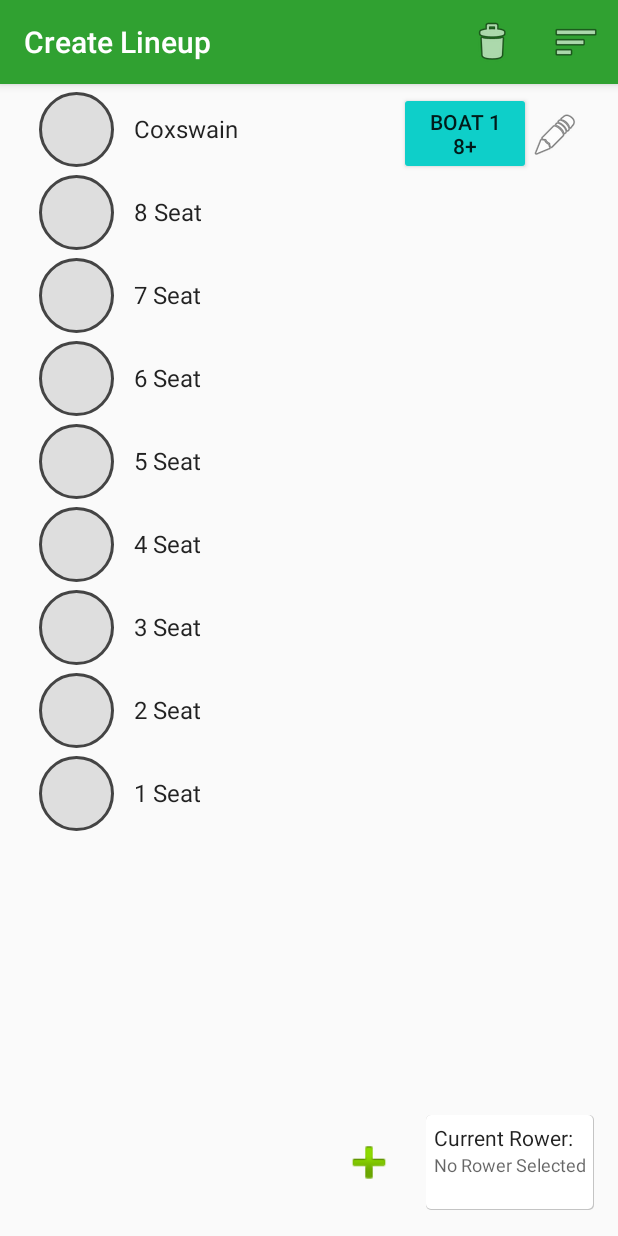
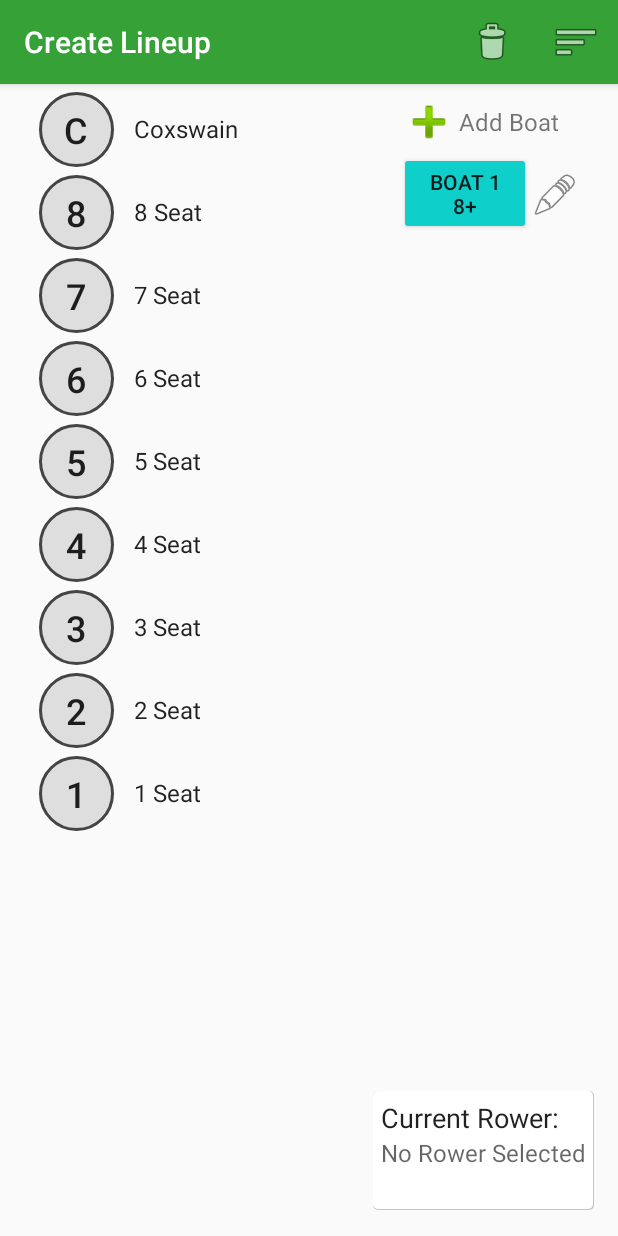
Before and after one commit to ginagr/ThePerfectLineup3.0, an Android app: the LineupActivity screen opened directly, with no data from a screen before it, on a phone screen of 412 x 824 dp. Run offline under Robolectric (Android 15) with nearby library versions, the phone set to English and light mode, and no system bars.

Commit message:
change UI

```diff
--- a/app/src/main/AndroidManifest.xml
+++ b/app/src/main/AndroidManifest.xml
@@ -32,7 +32,6 @@
                   android:label="The Perfect Lineup">
             <intent-filter>
                 <action android:name="android.intent.action.MAIN" />
-
                 <category android:name="android.intent.category.LAUNCHER" />
             </intent-filter>
         </activity>
--- a/app/src/main/java/ggr/tpl7/BoatFragment.java
+++ b/app/src/main/java/ggr/tpl7/BoatFragment.java
@@ -53,6 +53,7 @@ import ggr.tpl7.model.BoatSize;
 public class BoatFragment extends Fragment implements View.OnClickListener, AdapterView.OnItemSelectedListener {
 
     private static final String ARG_BOAT_ID = "boat_id";
+    private static final String EXTRA_CURRENT_BOAT = "ggr.tpl17.current_boat";
 
     private Boat boat;
 
@@ -168,6 +169,7 @@ public class BoatFragment extends Fragment implements View.OnClickListener, Adap
         switch (item.getItemId()) {
             case R.id.save_to_boats:
                 Intent intent = new Intent(getActivity(), LineupActivity.class);
+               // intent.putExtra(EXTRA_CURRENT_BOAT, boat.getId());
                 startActivity(intent);
                 return true;
             default:
--- a/app/src/main/java/ggr/tpl7/BoatListFragment.java
+++ b/app/src/main/java/ggr/tpl7/BoatListFragment.java
@@ -16,6 +16,7 @@ import android.widget.ImageView;
 
 import java.text.ParseException;
 import java.util.List;
+import java.util.UUID;
 
 import ggr.tpl7.model.AthleteLab;
 import ggr.tpl7.model.Boat;
@@ -23,18 +24,18 @@ import ggr.tpl7.model.BoatLab;
 
 public class BoatListFragment extends Fragment{
 
-    private static final String EXTRA_PORTS = "ggr.tpl17.ports";
-    private static final String EXTRA_STARBOARDS = "ggr.tpl17.starboards";
-    private static final String EXTRA_COXS = "ggr.tpl17.coxs";
+    private static final String EXTRA_ATHLETE_ID = "ggr.tpl17.athlete_id";
 
     private static final String EXTRA_BOAT_ID = "ggr.tpl17.current_boat";
 
     private RecyclerView boatRecyclerView;
     private BoatAdapter adapter;
+    private UUID athleteId;
 
     @Override
     public void onCreate(Bundle savedInstanceState) {
         super.onCreate(savedInstanceState);
+        athleteId = (UUID) getActivity().getIntent().getSerializableExtra(EXTRA_ATHLETE_ID);
     }
 
     @Override
@@ -44,7 +45,6 @@ public class BoatListFragment extends Fragment{
         boatRecyclerView = (RecyclerView) view
                 .findViewById(R.id.boat_recycler_view);
         boatRecyclerView.setLayoutManager(new LinearLayoutManager(getActivity()));
-
 
 
         try {
@@ -121,6 +121,9 @@ public class BoatListFragment extends Fragment{
                     BoatLab.get(getActivity()).changeCurrentBoat(boat);
                     i = new Intent(getActivity(), LineupActivity.class);
                     i.putExtra(EXTRA_BOAT_ID, boat.getId());
+                    if(athleteId != null) {
+                        i.putExtra(EXTRA_ATHLETE_ID, athleteId);
+                    }
                     Log.e("BoatListFragment", "Switching to boat with id: " + boat.getId() + "   " + boat.getName());
                     startActivity(i);
                     break;
--- a/app/src/main/java/ggr/tpl7/LineupActivity.java
+++ b/app/src/main/java/ggr/tpl7/LineupActivity.java
@@ -77,6 +77,13 @@ public class LineupActivity extends AppCompatActivity implements View.OnClickLis
             if(allBoats != null && !allBoats.isEmpty()){
                 currentBoat = allBoats.get(0);
                 currentBoatId = currentBoat.getId();
+                currentBoat.setCurrent(true);
+                BoatLab.get(this).updateBoat(currentBoat);
+                for(int i = 1; i < allBoats.size(); i++){
+                    //make sure there are not multiple current boats
+                    allBoats.get(i).setCurrent(false);
+                    BoatLab.get(this).updateBoat(allBoats.get(i));
+                }
                 setUp();
             } else {
                 //temp boat made that is an eight
@@ -143,12 +150,10 @@ public class LineupActivity extends AppCompatActivity implements View.OnClickLis
                 String text = i + " Seat";
                 texts[i].setText(text);
                 texts[i].setTypeface(null, Typeface.NORMAL);
-                lineupButtons[i].setText(" ");
             }
             if(currentBoat.isCox()){
                 texts[0].setText(Position.COXSWAIN.toString());
                 texts[0].setTypeface(null, Typeface.NORMAL);
-                lineupButtons[0].setText(" ");
             }
         } else { //at least one rower in boat
             for(int i = 0; i < athletesInBoat.size(); i++){
@@ -156,7 +161,6 @@ public class LineupActivity extends AppCompatActivity implements View.OnClickLis
                 int seat = tempAthlete.getSeat();
                 texts[seat].setText(getAthleteName(tempAthlete));
                 texts[seat].setTypeface(null, Typeface.BOLD);
-                lineupButtons[seat].setText(getAthleteName(tempAthlete).charAt(0) + "");
                 //boatButtons[seat].setBackground(); TODO: figure out drawable
             }
         }
@@ -303,11 +307,9 @@ public class LineupActivity extends AppCompatActivity implements View.OnClickLis
             text = i + " Seat";
             texts[i].setText(text);
             texts[i].setTypeface(null, Typeface.NORMAL);
-            lineupButtons[i].setText(" ");
         }
         if(currentBoat.isCox()) {
             texts[0].setTypeface(null, Typeface.NORMAL);
-            lineupButtons[0].setText(" ");
             text = "Coxswain";
             texts[0].setText(text);
         }
@@ -406,12 +408,13 @@ public class LineupActivity extends AppCompatActivity implements View.OnClickLis
     public boolean onOptionsItemSelected(MenuItem item) {
         switch (item.getItemId()) {
             case R.id.menu_item_goto_roster:
+                Log.e("LineupActivity", "Going back to roster");
                 Intent i = new Intent(this, AthleteListActivity.class);
                 i.putExtra(EXTRA_CURRENT_BOAT, currentBoatId);
                 startActivity(i);
                 return true;
+
             case R.id.clear_lineup:
-                final AthleteLab athleteLab = AthleteLab.get(this);
                 AlertDialog.Builder alertDialogBuilder = new AlertDialog.Builder(this);
                 alertDialogBuilder.setMessage("Are you sure you want to clear this lineup?");
                 alertDialogBuilder.setPositiveButton("Yes",
--- a/app/src/main/res/layout/activity_lineup.xml
+++ b/app/src/main/res/layout/activity_lineup.xml
@@ -31,77 +31,87 @@
             android:layout_height="50dp"
             android:layout_marginBottom="5dp"
             android:background="@drawable/circle_empty"
-            android:textSize="24sp"/>
+            android:text="C"
+            android:textSize="24sp"
+            />
+
         <Button
             android:id="@+id/lineup_8_image_button_view"
-            android:text=""
             android:layout_width="50dp"
             android:layout_height="50dp"
+            android:layout_marginBottom="5dp"
             android:background="@drawable/circle_empty"
-            android:layout_marginBottom="5dp"
+            android:text="8"
             android:textSize="24sp"
             />
+
         <Button
             android:id="@+id/lineup_7_image_button_view"
-            android:text=""
             android:layout_width="50dp"
             android:layout_height="50dp"
+            android:layout_marginBottom="5dp"
             android:background="@drawable/circle_empty"
-            android:layout_marginBottom="5dp"
+            android:text="7"
             android:textSize="24sp"
             />
+
         <Button
             android:id="@+id/lineup_6_image_button_view"
-            android:text=""
             android:layout_width="50dp"
             android:layout_height="50dp"
+            android:layout_marginBottom="5dp"
             android:background="@drawable/circle_empty"
-            android:layout_marginBottom="5dp"
+            android:text="6"
             android:textSize="24sp"
             />
+
         <Button
             android:id="@+id/lineup_5_image_button_view"
-            android:text=""
             android:layout_width="50dp"
             android:layout_height="50dp"
+            android:layout_marginBottom="5dp"
             android:background="@drawable/circle_empty"
-            android:layout_marginBottom="5dp"
+            android:text="5"
             android:textSize="24sp"
             />
+
         <Button
             android:id="@+id/lineup_4_image_button_view"
-            android:text=""
             android:layout_width="50dp"
             android:layout_height="50dp"
+            android:layout_marginBottom="5dp"
             android:background="@drawable/circle_empty"
-            android:layout_marginBottom="5dp"
+            android:text="4"
             android:textSize="24sp"
             />
+
         <Button
             android:id="@+id/lineup_3_image_button_view"
-            android:text=""
             android:layout_width="50dp"
             android:layout_height="50dp"
+            android:layout_marginBottom="5dp"
             android:background="@drawable/circle_empty"
-            android:layout_marginBottom="5dp"
+            android:text="3"
             android:textSize="24sp"
             />
+
         <Button
             android:id="@+id/lineup_2_image_button_view"
-            android:text=""
             android:layout_width="50dp"
             android:layout_height="50dp"
+            android:layout_marginBottom="5dp"
             android:background="@drawable/circle_empty"
-            android:layout_marginBottom="5dp"
+            android:text="2"
             android:textSize="24sp"
             />
+
         <Button
             android:id="@+id/lineup_1_image_button_view"
-            android:text=""
             android:layout_width="50dp"
             android:layout_height="50dp"
+            android:layout_marginBottom="5dp"
             android:background="@drawable/circle_empty"
-            android:layout_marginBottom="5dp"
+            android:text="1"
             android:textSize="24sp"
             />
 
@@ -198,19 +208,20 @@
         android:id="@+id/add_boat_button"
         android:layout_width="40dp"
         android:contentDescription="Add Boat"
-        android:layout_alignBottom="@+id/tableLayout"
-        android:layout_toStartOf="@+id/boat_list_fragment_lineup"
-        android:layout_below="@+id/boat_list_fragment_lineup"/>
+        android:layout_alignParentTop="true"
+        android:layout_alignStart="@+id/boat_list_fragment_lineup"
+        />
 
-    <fragment android:name="ggr.tpl7.BoatListFragment"
+    <fragment
         android:id="@+id/boat_list_fragment_lineup"
+        android:name="ggr.tpl7.BoatListFragment"
         android:layout_width="130dp"
         android:layout_height="wrap_content"
-              tools:layout="@layout/list_item_boat"
         android:layout_above="@+id/tableLayout"
         android:layout_alignParentEnd="true"
-              android:layout_marginBottom="11dp"
-              android:layout_alignParentTop="true"/>
+        android:layout_below="@+id/add_boat_button"
+        android:layout_marginBottom="10dp"
+        tools:layout="@layout/list_item_boat"/>
 
     <TableLayout
         android:layout_width="wrap_content"
@@ -225,26 +236,44 @@
         <TableRow
             android:layout_width="wrap_content"
             android:layout_height="wrap_content">
+
             <TextView
                 android:text="@string/current_rower"
-                android:textAppearance="@style/TextAppearance.AppCompat"/>
+                android:textAppearance="@style/TextAppearance.AppCompat"
+                android:textSize="18sp"/>
         </TableRow>
         <TableRow
             android:layout_width="wrap_content"
             android:layout_height="wrap_content">
+
             <TextView
                 android:id="@+id/current_rower_name"
                 android:text="@string/no_rower_selected"
-            android:textAppearance="@style/TextAppearance.AppCompat.Caption"/>
+                android:textAppearance="@style/TextAppearance.AppCompat.Caption"
+                android:textSize="16sp"/>
         </TableRow>
         <TableRow
             android:layout_width="wrap_content"
             android:layout_height="wrap_content">
+
             <TextView
                 android:id="@+id/current_rower_side"
                 android:text=""
-                android:textAppearance="@style/TextAppearance.AppCompat.Caption"/>
+                android:textAppearance="@style/TextAppearance.AppCompat.Caption"
+                android:textSize="16sp"/>
         </TableRow>
     </TableLayout>
 
+    <TextView
+        android:id="@+id/textView"
+        android:layout_width="wrap_content"
+        android:layout_height="wrap_content"
+        android:layout_above="@+id/boat_list_fragment_lineup"
+        android:layout_alignParentEnd="true"
+        android:layout_alignParentTop="true"
+        android:layout_toEndOf="@+id/add_boat_button"
+        android:gravity="center_vertical"
+        android:text="Add Boat"
+        android:textSize="16dp"/>
+
 </RelativeLayout>
--- a/app/src/main/res/values/colors.xml
+++ b/app/src/main/res/values/colors.xml
@@ -1,6 +1,6 @@
 <?xml version="1.0" encoding="utf-8"?>
 <resources>
-    <color name="colorPrimary">#30a131</color>
+    <color name="colorPrimary">#35a136</color>
     <color name="colorPrimaryDark">#c7cadc</color>
     <color name="colorAccent">#0ecfc9</color>
 </resources>
```
Also changed, not shown: app/src/main/java/ggr/tpl7/AthleteListFragment.java (+14 -13 lines), app/src/main/java/ggr/tpl7/ReadExcel.java (+5 -5 lines), app/src/main/res/layout/list_item_athlete.xml (+5 -5 lines), app/src/main/res/drawable/export.png (added). Lines whose indentation alone changed are shown as unchanged.
